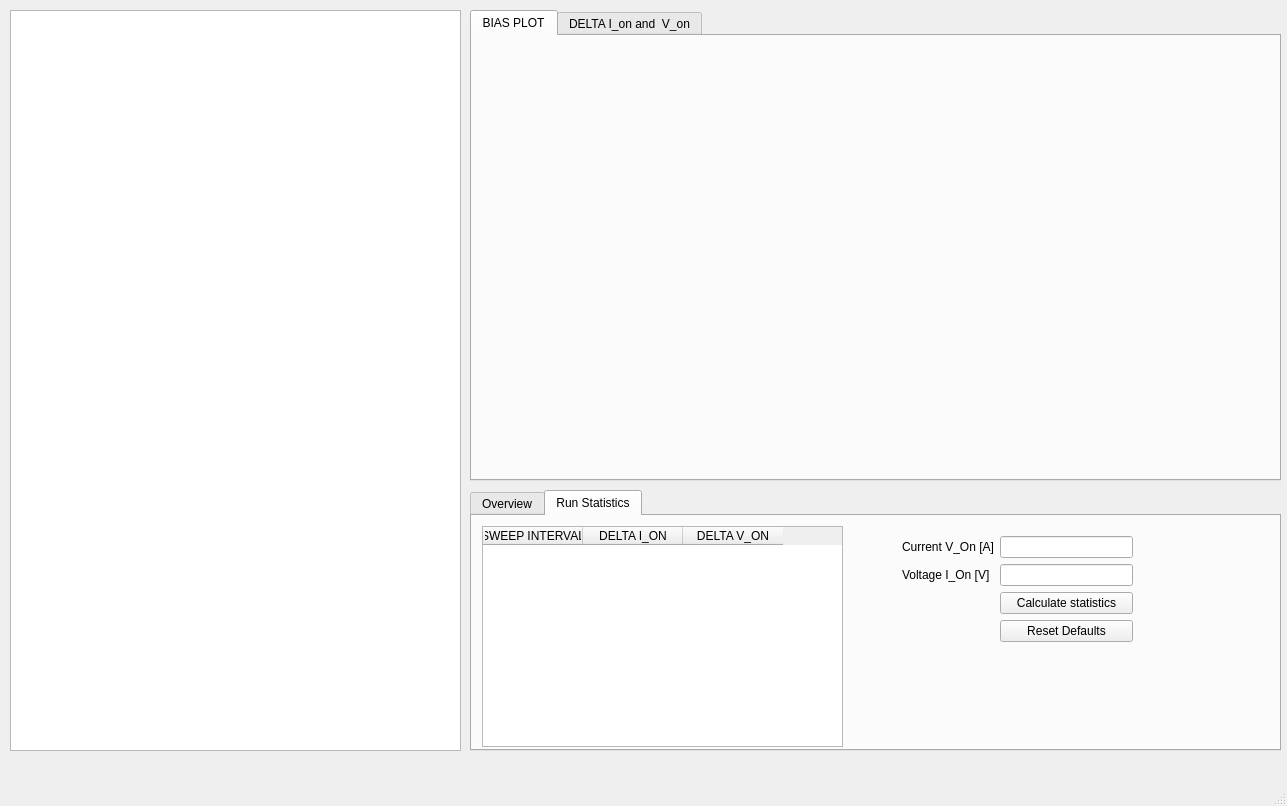
First picture: the form in BiasAnalyse/ui_files/bias_analyse.ui, repository ameysm/BiasAnalyse, before the edit.
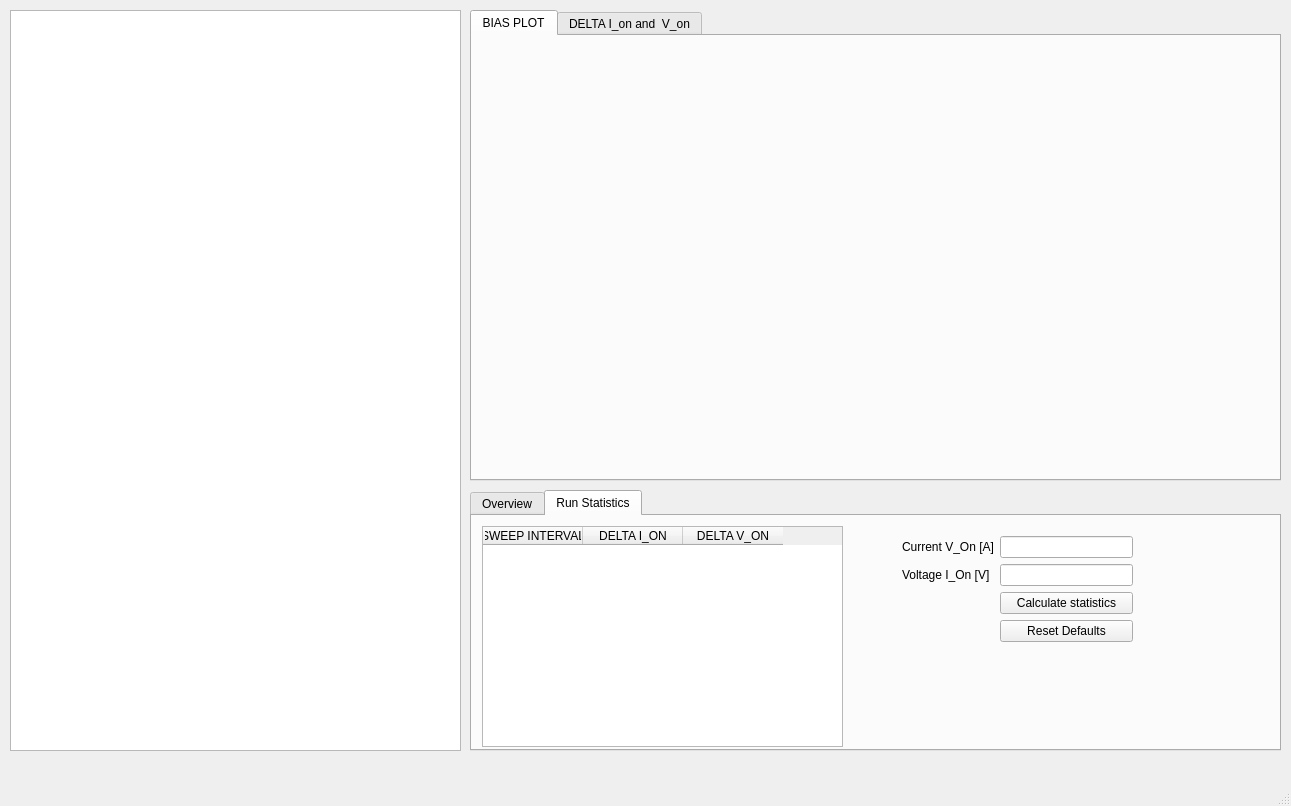
Second picture: the form after the edit. The open tabs and pages were chosen to show the change. Custom widgets are drawn as their Qt base class.

The edit to the form file:
```diff
--- a/BiasAnalyse/ui_files/bias_analyse.ui
+++ b/BiasAnalyse/ui_files/bias_analyse.ui
@@ -6,7 +6,7 @@
    <rect>
     <x>0</x>
     <y>0</y>
-    <width>1287</width>
+    <width>1291</width>
     <height>806</height>
    </rect>
   </property>
```
Left out of the diff: 19 changed lines with no effect on the pictures.
